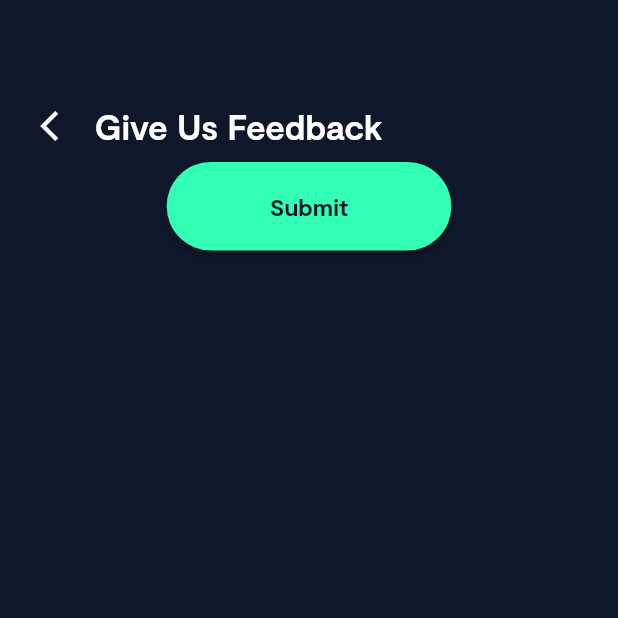
After one commit to BerkayAkdenx/develop_berkay, a Flutter app: the FeedbackPage screen opened directly, on a phone screen of 412 x 824 dp, the top half of it. The commit adds this screen. Run offline on Flutter 3.47's test engine with Material 2 defaults, Android fonts, the phone set to English and light mode, and no system bars; our stand-ins replace auto_size_text, flutter_screenutil, get.

Commit message:
feedback page
- created feedback page
- added submit button in feedback page

```diff
--- /dev/null
+++ b/profile_bitely/lib/feature/settings/pages/feedback_page.dart
@@ -0,0 +1,24 @@
+import 'package:flutter/material.dart';
+import 'package:get/get.dart';
+import 'package:profile_bitely/core/Global/Resources/app_colors.dart';
+import 'package:profile_bitely/core/Global/Resources/app_texts.dart';
+import 'package:profile_bitely/feature/settings/widgets/appbar_widget.dart';
+import 'package:profile_bitely/feature/settings/widgets/base_button_widget.dart';
+
+class FeedbackPage extends StatelessWidget {
+  const FeedbackPage({super.key});
+
+  @override
+  Widget build(BuildContext context) {
+    return Scaffold(
+      backgroundColor: AppColors.darkBackground,
+      body: Column(children: [
+        AppbarWidget(title: AppTexts.giveUsFeedback.tr),
+        BaseButtonWidget(
+          text: AppTexts.buttonSubmit.tr,
+          onPressed: () => print("clicked submit button"),
+        )
+      ]),
+    );
+  }
+}
```
Also changed, not shown: profile_bitely/lib/feature/settings/pages/settings_page.dart (+6 -1 lines).
